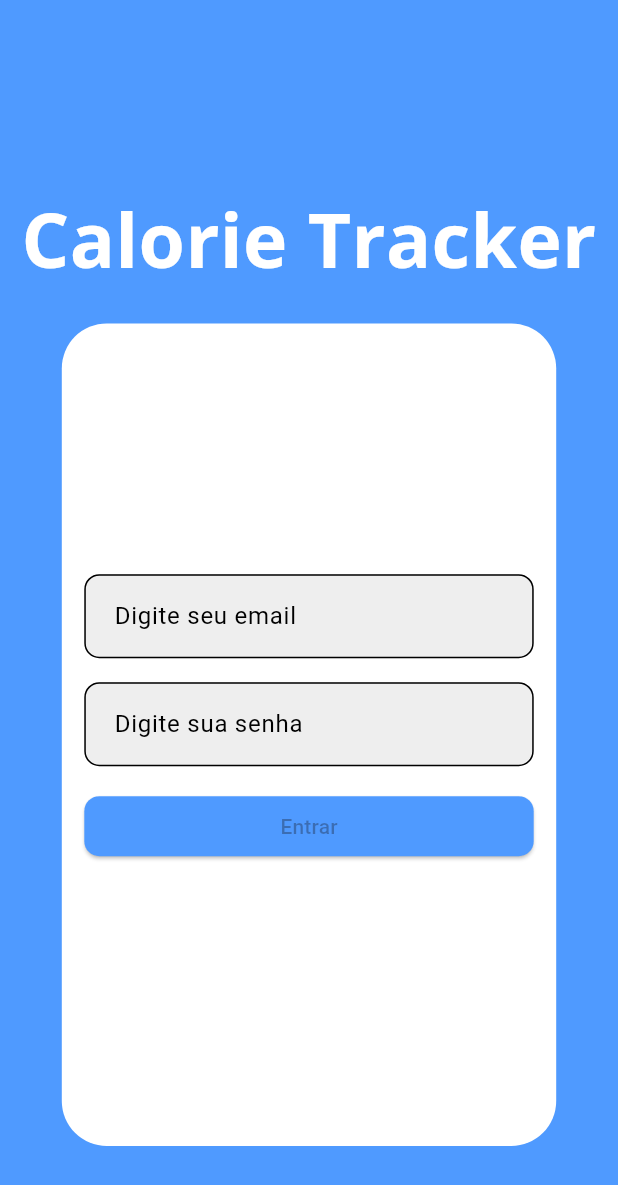
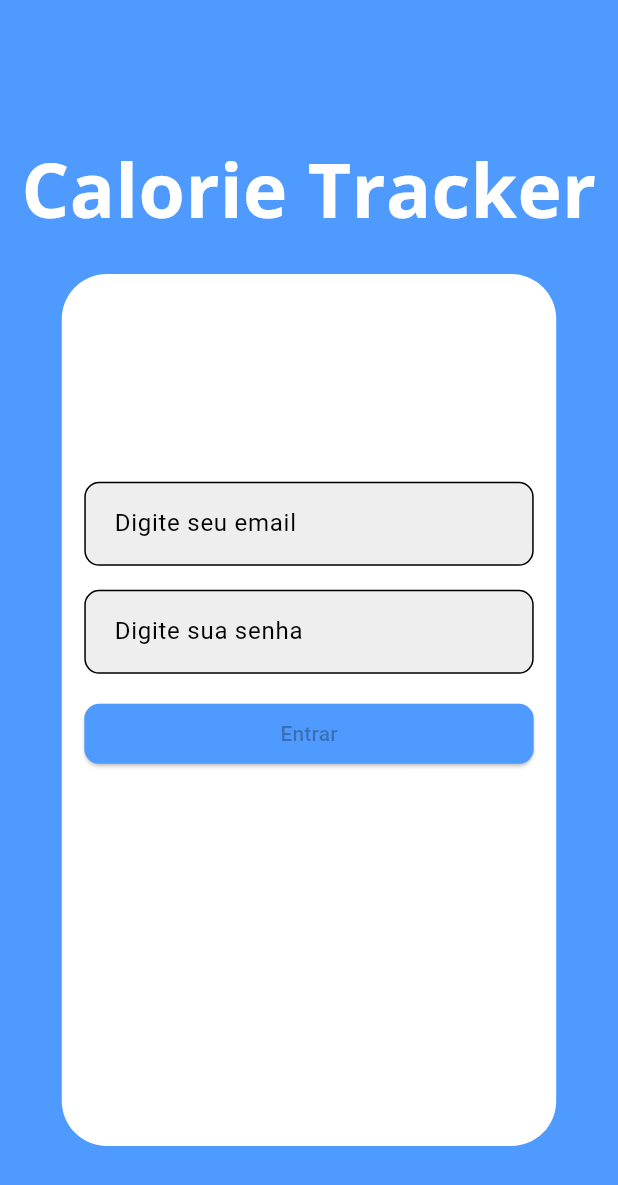
Before and after one commit to pedrohns/Calorie-Tracker-Mobile, a Flutter app: the screen it shows after launch, on a phone screen of 412 x 824 dp. Shown: the top 1185 px of the screen. Run offline on Flutter 3.47's test engine with Material 3 defaults, Android fonts, the phone set to English and light mode, and no system bars; our stand-ins replace dio, fl_chart, flutter_mobx, flutter_staggered_animations, get_it, mobx and 5 more; generated files the repository leaves out were written again.

Commit message:
Tela de login feita

```diff
--- a/calorie_tracker/lib/view/login_page.dart
+++ b/calorie_tracker/lib/view/login_page.dart
@@ -93,14 +93,15 @@ class _LoginPageState extends State<LoginPage> {
     return Scaffold(
       // resizeToAvoidBottomInset: false,
       body: Container(
-        padding: EdgeInsets.only(top: height * 0.15),
+        padding: EdgeInsets.only(top: height * 0.11),
         color: Theme.of(context).colorScheme.secondary,
         // height: double.infinity,
         width: width,
         child: Column(
           crossAxisAlignment: CrossAxisAlignment.center,
           children: [
-            Text(
+            Container(
+              child: Text(
                 "Calorie Tracker",
                 textAlign: TextAlign.center,
                 style: TextStyle(
@@ -108,6 +109,7 @@ class _LoginPageState extends State<LoginPage> {
                   fontFamily: titleLarge.fontFamily,
                   fontWeight: titleLarge.fontWeight,
                   fontSize: 50,
+                ),
               ),
             ),
             SizedBox(height: 20),
@@ -122,9 +124,9 @@ class _LoginPageState extends State<LoginPage> {
                 height: height * 0.4,
                 child: Padding(
                   padding: const EdgeInsets.all(15.0),
-                  child: Column(
-                    mainAxisAlignment: MainAxisAlignment.center,
+                  child: ListView(
                     children: [
+                      SizedBox(height: height * 0.15),
                       buildTextField(
                           emailController,
                           'Email',
```
Lines whose indentation alone changed are shown as unchanged.
